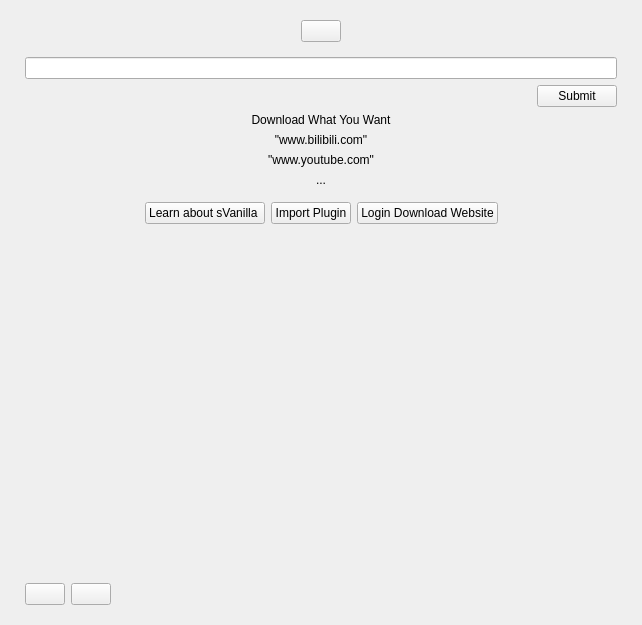
Qt form sVanilla/src/ClientUi/Home/HomePage.ui (WangPengZhan/sVanilla) before a commit.
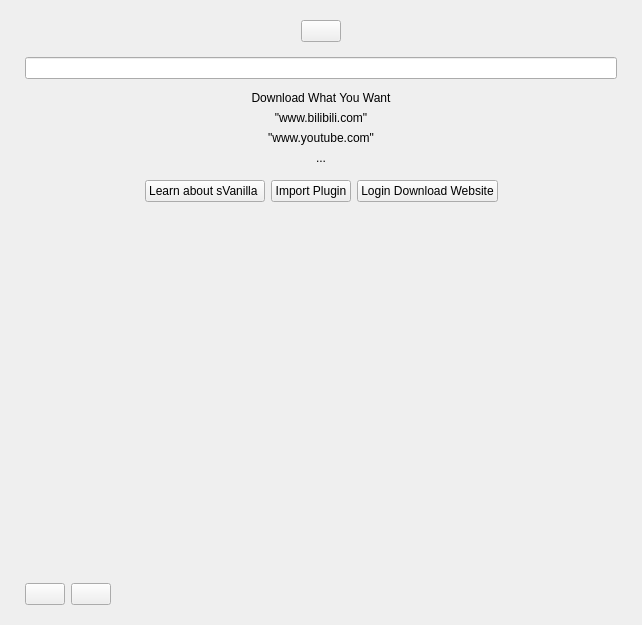
The same form after that commit. Icons and pictures are not drawn. Custom widgets are drawn as their Qt base class.

Commit message:
feature: video page (#63)
* feature(VidePage): adjust ui
* feature(ui): refactor code and improve UI animation

What changed in the file:
```diff
--- a/sVanilla/src/ClientUi/Home/HomePage.ui
+++ b/sVanilla/src/ClientUi/Home/HomePage.ui
@@ -95,33 +95,6 @@
       <property name="bottomMargin">
        <number>0</number>
       </property>
-      <item>
-       <spacer name="horizontalSpacer_2">
-        <property name="orientation">
-         <enum>Qt::Horizontal</enum>
-        </property>
-        <property name="sizeHint" stdset="0">
-         <size>
-          <width>40</width>
-          <height>20</height>
-         </size>
-        </property>
-       </spacer>
-      </item>
-      <item>
-       <widget class="QPushButton" name="btnSubmit">
-        <property name="text">
-         <string>Submit</string>
-        </property>
-        <property name="icon">
-         <iconset>
-          <normaloff>:/icon/home/enter.svg</normaloff>:/icon/home/enter.svg</iconset>
-        </property>
-        <property name="_vanillaStyle_Patch" stdset="0">
-         <string>CleanButtonPatch</string>
-        </property>
-       </widget>
-      </item>
      </layout>
     </widget>
    </item>
```
The commit also changes 24 other files.
